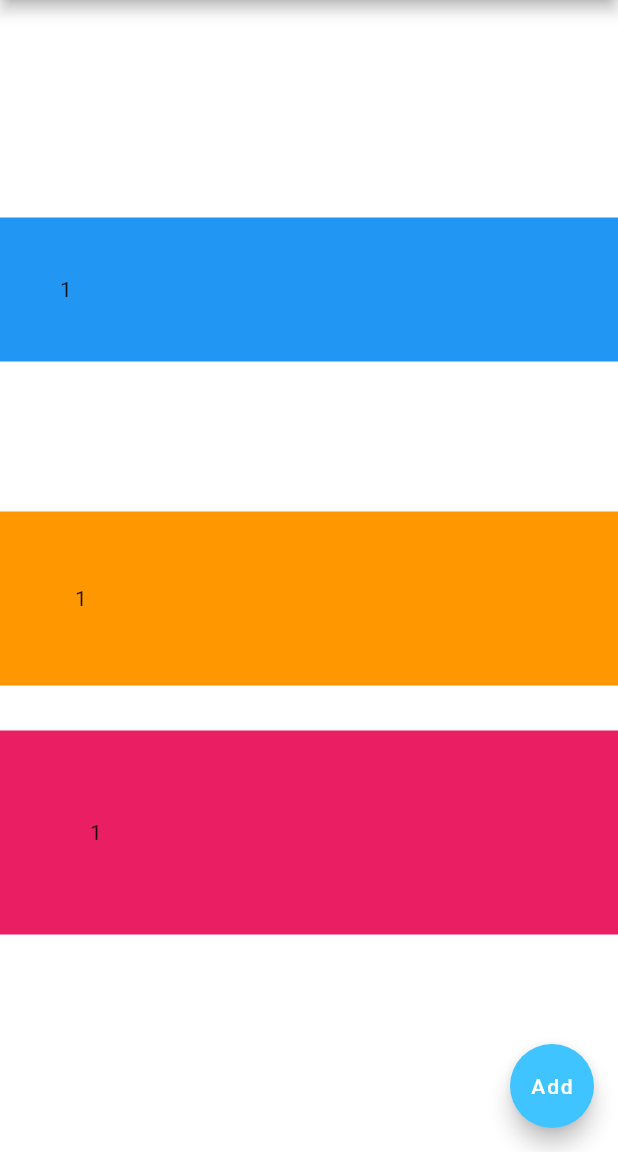
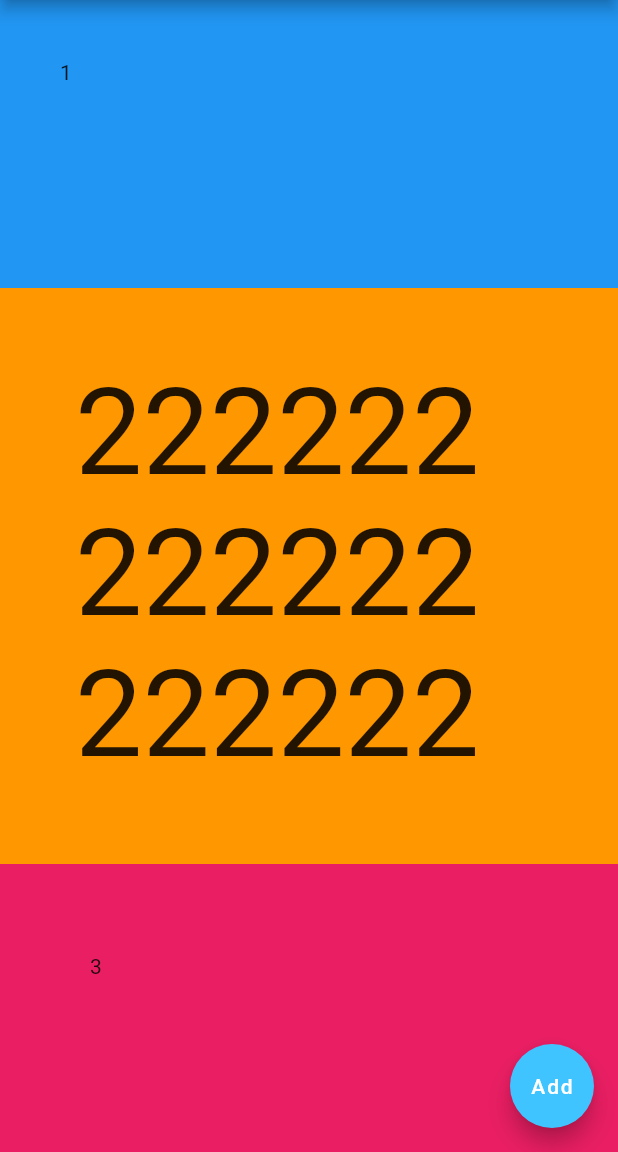
Before and after one commit to Flop88/LearnFlutter, a Flutter app: the screen it shows after launch, on a phone screen of 412 x 824 dp, the part 84-1236 px from its top. Run offline on Flutter 3.47's test engine with Material 2 defaults, Android fonts, the phone set to English and light mode, and no system bars.

Commit message:
Leardn Expanded widget

```diff
--- a/lib/main.dart
+++ b/lib/main.dart
@@ -18,26 +18,32 @@ class FlutterTutorialApp extends StatelessWidget {
             mainAxisAlignment: MainAxisAlignment.center,
             crossAxisAlignment: CrossAxisAlignment.stretch,
             children: [
-              Container(
+              Expanded(
+                child: Container(
                   color: Colors.blue,
                   padding: EdgeInsets.all(40),
                   child: Text("1"),
                 ),
-              SizedBox(
-                height: 100,
               ),
-              Container(
+              Expanded(
+                flex: 2,
+                child: Container(
                   color: Colors.orange,
                   padding: EdgeInsets.all(50),
-                child: Text("1"),
+                  child: Text(
+                    "222222222222222222222222",
+                    style: TextStyle(
+                      fontSize: 80,
                     ),
-              SizedBox(
-                height: 30,
                   ),
-              Container(
+                ),
+              ),
+              Expanded(
+                child: Container(
                   color: Colors.pink,
                   padding: EdgeInsets.all(60),
-                child: Text("1"),
+                  child: Text("3"),
+                ),
               ),
             ],
           ),
```
Lines whose indentation alone changed are shown as unchanged.
